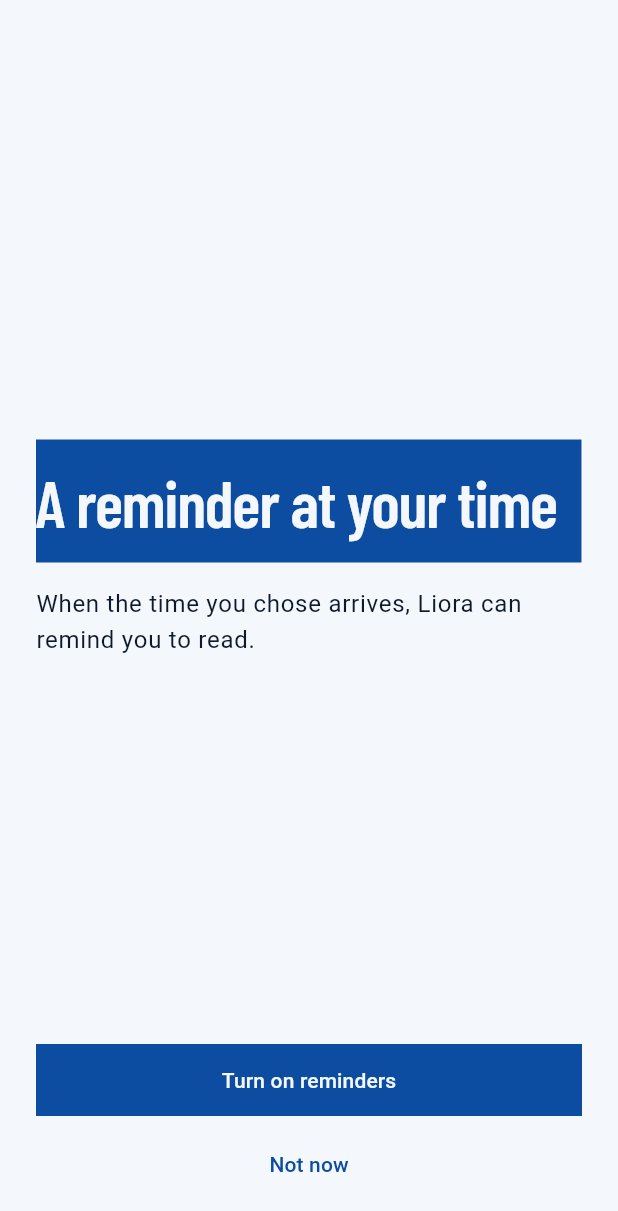
After one commit to BrayanOB2003/epub_reader, a Flutter app: the NotificationPermissionPage screen opened by its route, on a phone screen of 412 x 824 dp. The commit adds this screen. Shown: the top 1211 px of the screen. Run offline on Flutter 3.47's test engine with Material 3 defaults, Android fonts, the phone set to English and light mode, and no system bars; our stand-ins replace drift, file_picker, firebase_core, flutter_local_notifications, flutter_riverpod, go_router and 1 more; missing offline and left inert: flutter_readium; accounts and stored records are empty; generated files the repository leaves out were written again.

Commit message:
Add notification permission handling and related features
- Introduced NotificationPermissionPage to request user permission for notifications after onboarding.
- Updated ReaderProfile to track whether the notification prompt has been shown.
- Enhanced onboarding and notification navigation logic to accommodate the new permission flow.
- Modified localization files to include strings for notification permission prompts.
- Added tests to ensure proper functionality of the notification permission flow and its integration with onboarding.

```diff
--- a/lib/features/notifications/notification_destination.dart
+++ b/lib/features/notifications/notification_destination.dart
@@ -22,9 +22,11 @@ NotificationTap resolveNotificationTap({
   required bool? onboardingCompleted,
   required String? pendingLocation,
   required String currentPath,
+  bool notificationsPrompted = true,
 }) {
   if (pendingLocation == null) return const NotificationTap.drop();
   if (onboardingCompleted != true) return const NotificationTap.wait();
+  if (!notificationsPrompted) return const NotificationTap.wait();
   final destination = notificationLocation(pendingLocation);
   if (destination == null || destination == currentPath) {
     return const NotificationTap.drop();
--- /dev/null
+++ b/lib/features/notifications/notification_permission_page.dart
@@ -0,0 +1,119 @@
+import 'package:epub_reader/app/schedule_theme.dart';
+import 'package:epub_reader/app/schedule_widgets.dart';
+import 'package:epub_reader/features/notifications/local_notifications.dart';
+import 'package:epub_reader/features/notifications/notification_destination.dart';
+import 'package:epub_reader/features/profile/reader_profile_store.dart';
+import 'package:epub_reader/l10n/app_localizations.dart';
+import 'package:flutter/material.dart';
+import 'package:flutter_riverpod/flutter_riverpod.dart';
+import 'package:go_router/go_router.dart';
+
+/// Asks for notification permission once, after the first onboarding.
+class NotificationPermissionPage extends ConsumerStatefulWidget {
+  const NotificationPermissionPage({super.key});
+
+  @override
+  ConsumerState<NotificationPermissionPage> createState() =>
+      _NotificationPermissionPageState();
+}
+
+class _NotificationPermissionPageState
+    extends ConsumerState<NotificationPermissionPage> {
+  var _busy = false;
+
+  Future<void> _allow() async {
+    if (_busy) return;
+    setState(() => _busy = true);
+    try {
+      await ref.read(localNotificationsProvider).requestPermission();
+    } catch (_) {
+      if (!mounted) return;
+      setState(() => _busy = false);
+      ScaffoldMessenger.of(context).showSnackBar(
+        SnackBar(
+          content: Text(
+            AppLocalizations.of(context).notificationPermissionFailed,
+          ),
+        ),
+      );
+      return;
+    }
+    if (!mounted) return;
+    await _continue();
+  }
+
+  Future<void> _skip() async {
+    if (_busy) return;
+    setState(() => _busy = true);
+    await _continue();
+  }
+
+  Future<void> _continue() async {
+    final pending = ref.read(pendingNotificationLocationProvider);
+    ref.read(pendingNotificationLocationProvider.notifier).clear();
+    await ref.read(readerProfileStoreProvider).markNotificationsPrompted();
+    if (!mounted) return;
+    context.go(notificationLanding(editing: false, pendingLocation: pending));
+  }
+
+  @override
+  Widget build(BuildContext context) {
+    final colors = ScheduleColors.of(context);
+    final theme = Theme.of(context);
+    final l10n = AppLocalizations.of(context);
+    return PopScope(
+      canPop: false,
+      child: Scaffold(
+        body: SafeArea(
+          child: Padding(
+            padding: const EdgeInsets.fromLTRB(24, 12, 24, 24),
+            child: Column(
+              crossAxisAlignment: CrossAxisAlignment.start,
+              children: [
+                const SizedBox(height: 40),
+                Expanded(
+                  child: Column(
+                    crossAxisAlignment: CrossAxisAlignment.start,
+                    children: [
+                      const Spacer(),
+                      ColoredBox(
+                        color: colors.station,
+                        child: Padding(
+                          padding: const EdgeInsets.fromLTRB(0, 20, 16, 20),
+                          child: Text(
+                            l10n.notificationPermissionTitle,
+                            style: programTitle(colors.onStation, size: 44),
+                          ),
+                        ),
+                      ),
+                      const SizedBox(height: 16),
+                      Text(
+                        l10n.notificationPermissionBody,
+                        style: theme.textTheme.bodyLarge,
+                      ),
+                      const Spacer(),
+                    ],
+                  ),
+                ),
+                const SizedBox(height: 16),
+                ScheduleAction(
+                  label: l10n.notificationPermissionAllow,
+                  onPressed: _busy ? null : _allow,
+                ),
+                const SizedBox(height: 8),
+                SizedBox(
+                  width: double.infinity,
+                  height: 48,
+                  child: TextButton(
+                    onPressed: _busy ? null : _skip,
+                    child: Text(l10n.notificationPermissionSkip),
+                  ),
+                ),
+              ],
+            ),
+          ),
+        ),
+      ),
+    );
+  }
+}
--- a/lib/features/onboarding/onboarding_page.dart
+++ b/lib/features/onboarding/onboarding_page.dart
@@ -106,11 +106,15 @@ class _OnboardingPageState extends ConsumerState<OnboardingPage> {
     try {
       await ref.read(onboardingControllerProvider.notifier).complete(_answers);
       if (!mounted) return;
-      final pending = ref.read(pendingNotificationLocationProvider);
-      ref.read(pendingNotificationLocationProvider.notifier).clear();
-      context.go(
-        notificationLanding(editing: widget.editing, pendingLocation: pending),
-      );
+      if (widget.editing) {
+        final pending = ref.read(pendingNotificationLocationProvider);
+        ref.read(pendingNotificationLocationProvider.notifier).clear();
+        context.go(
+          notificationLanding(editing: true, pendingLocation: pending),
+        );
+        return;
+      }
+      context.go('/notifications');
     } catch (_) {
       if (!mounted) return;
       setState(() => _saving = false);
--- a/lib/l10n/app_en.arb
+++ b/lib/l10n/app_en.arb
@@ -67,6 +67,11 @@
   "welcomeTitle": "Build a reading habit",
   "welcomeBody": "A place to read a little every day and keep that habit going.",
   "welcomeAccount": "No account. Your books and progress stay on this device.",
+  "notificationPermissionTitle": "A reminder at your time",
+  "notificationPermissionBody": "When the time you chose arrives, Liora can remind you to read.",
+  "notificationPermissionAllow": "Turn on reminders",
+  "notificationPermissionSkip": "Not now",
+  "notificationPermissionFailed": "The permission request could not be shown.",
   "stepOf": "{step} of {total}",
   "start": "Start",
   "startReading": "I want to start reading",
--- a/lib/l10n/app_es.arb
+++ b/lib/l10n/app_es.arb
@@ -82,6 +82,11 @@
   "welcomeTitle": "Crea el hábito de leer",
   "welcomeBody": "Un lugar para leer un poco cada día y sostener ese hábito.",
   "welcomeAccount": "Sin cuenta. Tus libros y tu progreso se guardan en este dispositivo.",
+  "notificationPermissionTitle": "Te aviso a tu hora",
+  "notificationPermissionBody": "Cuando llega el momento que elegiste, Liora puede recordarte que leas.",
+  "notificationPermissionAllow": "Activar avisos",
+  "notificationPermissionSkip": "Ahora no",
+  "notificationPermissionFailed": "No se pudo pedir el permiso.",
   "stepOf": "{step} de {total}",
   "@stepOf": {
     "placeholders": {
--- a/lib/l10n/app_localizations.dart
+++ b/lib/l10n/app_localizations.dart
@@ -500,6 +500,36 @@ abstract class AppLocalizations {
   /// **'Sin cuenta. Tus libros y tu progreso se guardan en este dispositivo.'**
   String get welcomeAccount;
 
+  /// No description provided for @notificationPermissionTitle.
+  ///
+  /// In es, this message translates to:
+  /// **'Te aviso a tu hora'**
+  String get notificationPermissionTitle;
+
+  /// No description provided for @notificationPermissionBody.
+  ///
+  /// In es, this message translates to:
+  /// **'Cuando llega el momento que elegiste, Liora puede recordarte que leas.'**
+  String get notificationPermissionBody;
+
+  /// No description provided for @notificationPermissionAllow.
+  ///
+  /// In es, this message translates to:
+  /// **'Activar avisos'**
+  String get notificationPermissionAllow;
+
+  /// No description provided for @notificationPermissionSkip.
+  ///
+  /// In es, this message translates to:
+  /// **'Ahora no'**
+  String get notificationPermissionSkip;
+
+  /// No description provided for @notificationPermissionFailed.
+  ///
+  /// In es, this message translates to:
+  /// **'No se pudo pedir el permiso.'**
+  String get notificationPermissionFailed;
+
   /// No description provided for @stepOf.
   ///
   /// In es, this message translates to:
--- a/lib/l10n/app_localizations_en.dart
+++ b/lib/l10n/app_localizations_en.dart
@@ -222,6 +222,23 @@ class AppLocalizationsEn extends AppLocalizations {
       'No account. Your books and progress stay on this device.';
 
   @override
+  String get notificationPermissionTitle => 'A reminder at your time';
+
+  @override
+  String get notificationPermissionBody =>
+      'When the time you chose arrives, Liora can remind you to read.';
+
+  @override
+  String get notificationPermissionAllow => 'Turn on reminders';
+
+  @override
+  String get notificationPermissionSkip => 'Not now';
+
+  @override
+  String get notificationPermissionFailed =>
+      'The permission request could not be shown.';
+
+  @override
   String stepOf(int step, int total) {
     return '$step of $total';
   }
```
Also changed, not shown: lib/app/router.dart (+20 -1 lines), lib/core/database/app_database.dart (+12 -1 lines), lib/features/notifications/notification_binding.dart (+9 -0 lines), lib/features/onboarding/onboarding_answers.dart (+8 -1 lines), lib/features/profile/reader_profile_store.dart (+13 -0 lines), lib/l10n/app_localizations_es.dart (+16 -0 lines), lib/core/database/app_database.g.dart, 2 other files.
